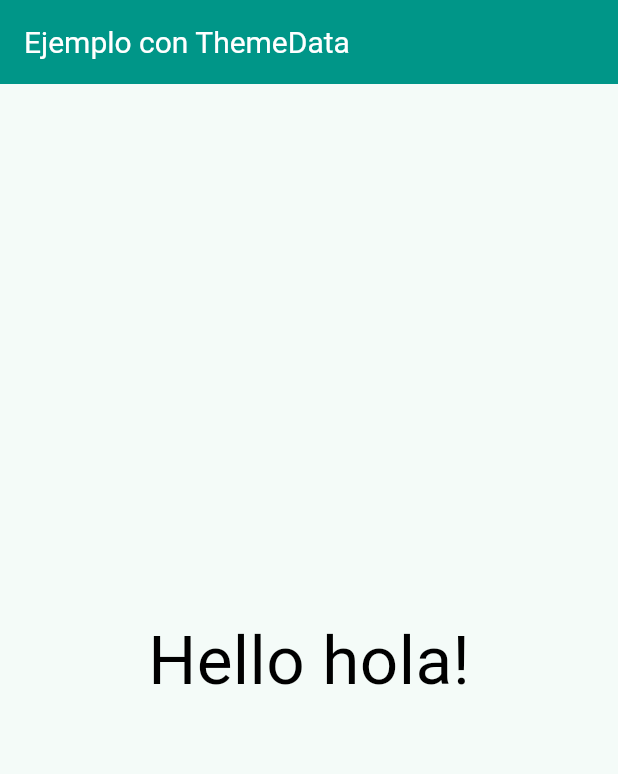
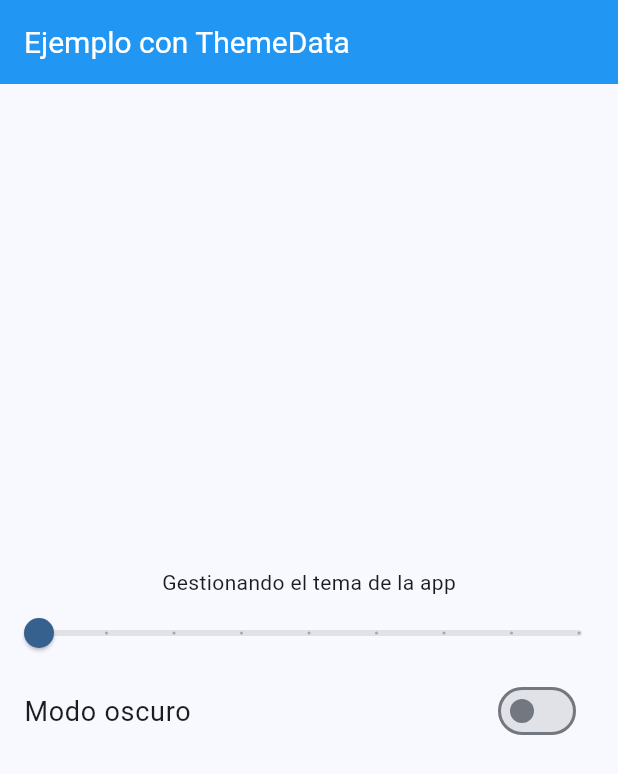
Before and after one commit to jovisal1/2DAM_PMDM_Estacio, a Flutter app: the screen it shows after launch, on a phone screen of 412 x 824 dp. Shown: the top 774 px of the screen. Run offline on Flutter 3.47's test engine with Material 3 defaults, Android fonts, the phone set to English and light mode, and no system bars; our stand-ins replace flutter_native_splash, go_router.

Commit message:
Modificada actividad de gestión de tema

```diff
--- a/flutter_ejemplo_gestion_tema/lib/config/theme/app_theme.dart
+++ b/flutter_ejemplo_gestion_tema/lib/config/theme/app_theme.dart
@@ -14,7 +14,7 @@ const colorList = <Color>[
 
 class AppTheme {
   final bool useMaterial3;
-  final int selectedColor;
+  int selectedColor;
   final bool isDarkmode;
 
   AppTheme({
--- a/flutter_ejemplo_gestion_tema/lib/main.dart
+++ b/flutter_ejemplo_gestion_tema/lib/main.dart
@@ -5,12 +5,21 @@ void main() {
   runApp(const MainApp());
 }
 
-class MainApp extends StatelessWidget {
+class MainApp extends StatefulWidget {
   const MainApp({super.key});
 
   @override
+  State<MainApp> createState() => _MainAppState();
+}
+
+class _MainAppState extends State<MainApp> {
+  int valorSeleccionado = 0;
+  bool darkmode = false;
+
+  @override
   Widget build(BuildContext context) {
-    final appTheme = AppTheme(selectedColor: 1, isDarkmode: false);
+    final appTheme =
+        AppTheme(selectedColor: valorSeleccionado, isDarkmode: darkmode);
 
     return MaterialApp(
       theme: appTheme.getTheme(),
@@ -21,9 +30,33 @@ class MainApp extends StatelessWidget {
             textDirection: TextDirection.ltr,
           ),
         ),
-        body: Center(
-            child: Text('Hello hola!',
-                style: appTheme.getTheme().textTheme.displayLarge)),
+        body: Column(
+          mainAxisAlignment: MainAxisAlignment.center,
+          children: [
+            const Text("Gestionando el tema de la app"),
+            Slider(
+              value: valorSeleccionado.toDouble(),
+              max: 8,
+              divisions: 8,
+              label: valorSeleccionado.round().toString(),
+              onChanged: (double value) {
+                setState(() {
+                  valorSeleccionado = value.round();
+                });
+              },
+            ),
+            SwitchListTile(
+              title: const Text('Modo oscuro'),
+              value: darkmode,
+              onChanged: (bool? value) {
+                debugPrint(value.toString());
+                setState(() {
+                  darkmode = value ?? false;
+                });
+              },
+            ),
+          ],
+        ),
       ),
     );
   }
```
